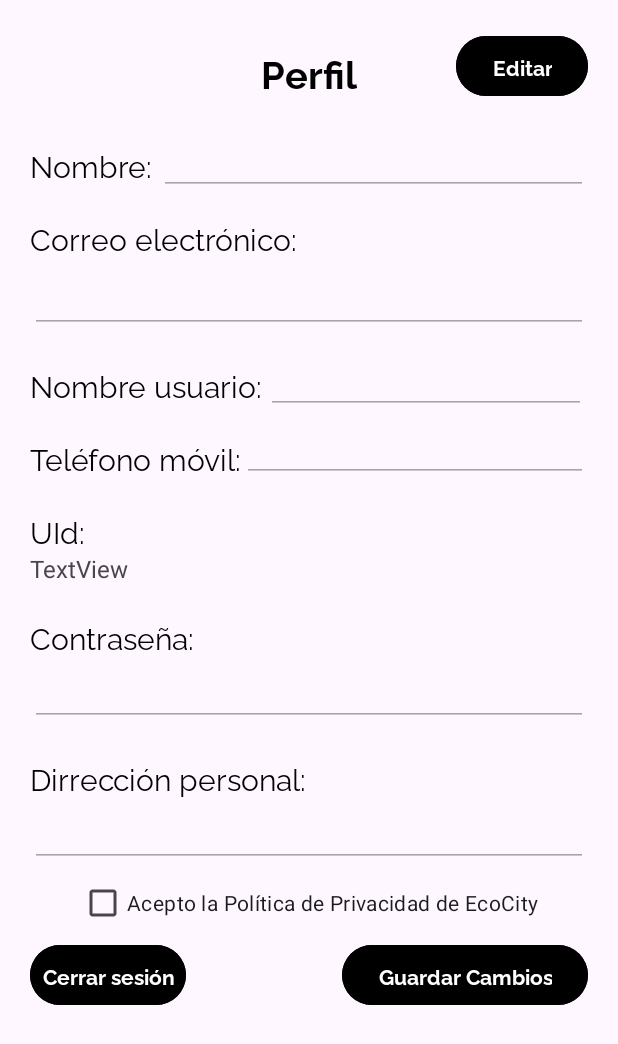
After one commit to EcoCityGti/IoT_Farola_, an Android app: the layout edicion_cuenta.xml on its own in the app's theme, with its tools: preview values and no code run, on a phone screen of 412 x 824 dp. The commit adds this screen. Shown: the top 1044 px of the screen. Run offline under Robolectric (Android 15) with nearby library versions, the phone set to English and light mode, and no system bars.

Commit message:
Editar_Usuario_v1.4

```diff
--- /dev/null
+++ b/app/src/main/res/layout/edicion_cuenta.xml
@@ -0,0 +1,256 @@
+<?xml version="1.0" encoding="utf-8"?>
+<androidx.core.widget.NestedScrollView xmlns:android="http://schemas.android.com/apk/res/android"
+    xmlns:app="http://schemas.android.com/apk/res-auto"
+    xmlns:tools="http://schemas.android.com/tools"
+    android:layout_width="match_parent"
+    android:layout_height="match_parent">
+
+    <androidx.constraintlayout.widget.ConstraintLayout
+        android:layout_width="match_parent"
+        android:layout_height="match_parent">
+
+        <EditText
+            android:id="@+id/usuario"
+            android:layout_width="wrap_content"
+            android:layout_height="40dp"
+            android:layout_marginEnd="20dp"
+            android:ems="10"
+            android:enabled="false"
+            android:inputType="text"
+            app:layout_constraintBottom_toBottomOf="@+id/textView7"
+            app:layout_constraintEnd_toEndOf="parent"
+            app:layout_constraintStart_toEndOf="@+id/textView7"
+            app:layout_constraintTop_toTopOf="@+id/textView7" />
+
+        <TextView
+            android:id="@+id/textView7"
+            style="@style/etiquetas"
+            android:layout_width="wrap_content"
+            android:layout_height="wrap_content"
+            android:layout_marginStart="20dp"
+            android:layout_marginTop="20dp"
+            android:text="Nombre usuario:"
+            app:layout_constraintStart_toStartOf="parent"
+            app:layout_constraintTop_toBottomOf="@+id/correoE" />
+
+        <TextView
+            android:id="@+id/textView2"
+            style="@style/etiquetas"
+            android:layout_width="wrap_content"
+            android:layout_height="wrap_content"
+            android:layout_marginStart="20dp"
+            android:layout_marginTop="30dp"
+            android:text="Nombre:"
+            app:layout_constraintStart_toStartOf="parent"
+            app:layout_constraintTop_toBottomOf="@+id/textView9" />
+
+        <EditText
+            android:id="@+id/nombre"
+            android:layout_width="0dp"
+            android:layout_height="40dp"
+            android:layout_marginStart="4dp"
+            android:layout_marginEnd="20dp"
+            android:ems="10"
+            android:enabled="false"
+            android:inputType="text"
+            app:layout_constraintBottom_toBottomOf="@+id/textView2"
+            app:layout_constraintEnd_toEndOf="parent"
+            app:layout_constraintStart_toEndOf="@+id/textView2"
+            app:layout_constraintTop_toTopOf="@+id/textView2" />
+
+        <TextView
+            android:id="@+id/textView5"
+            style="@style/etiquetas"
+            android:layout_width="wrap_content"
+            android:layout_height="wrap_content"
+            android:layout_marginStart="20dp"
+            android:layout_marginTop="20dp"
+            android:text="Correo electrónico:"
+            app:layout_constraintStart_toStartOf="parent"
+            app:layout_constraintTop_toBottomOf="@+id/textView2" />
+
+        <TextView
+            android:id="@+id/textView6"
+            style="@style/etiquetas"
+            android:layout_width="wrap_content"
+            android:layout_height="wrap_content"
+            android:layout_marginStart="20dp"
+            android:layout_marginTop="20dp"
+            android:text="Teléfono móvil:"
+            app:layout_constraintStart_toStartOf="parent"
+            app:layout_constraintTop_toBottomOf="@+id/textView7" />
+
+        <EditText
+            android:id="@+id/telefono"
+            android:layout_width="0dp"
+            android:layout_height="33dp"
+            android:layout_marginEnd="20dp"
+            android:ems="10"
+            android:enabled="false"
+            android:inputType="phone"
+            app:layout_constraintBottom_toBottomOf="@+id/textView6"
+            app:layout_constraintEnd_toEndOf="parent"
+            app:layout_constraintStart_toEndOf="@+id/textView6"
+            app:layout_constraintTop_toTopOf="@+id/textView6" />
+
+        <TextView
+            android:id="@+id/UId"
+            style="@style/etiquetas"
+            android:layout_width="wrap_content"
+            android:layout_height="wrap_content"
+            android:layout_marginStart="20dp"
+            android:layout_marginTop="20dp"
+            android:text="UId:"
+            app:layout_constraintStart_toStartOf="parent"
+            app:layout_constraintTop_toBottomOf="@+id/textView6" />
+
+        <TextView
+            android:id="@+id/textView8"
+            style="@style/etiquetas"
+            android:layout_width="wrap_content"
+            android:layout_height="wrap_content"
+            android:layout_marginStart="20dp"
+            android:layout_marginTop="20dp"
+            android:text="Contraseña:"
+            app:layout_constraintStart_toStartOf="parent"
+            app:layout_constraintTop_toBottomOf="@+id/Uid" />
+
+        <TextView
+            android:id="@+id/Uid"
+            android:layout_width="wrap_content"
+            android:layout_height="wrap_content"
+            android:layout_marginStart="20dp"
+            android:text="TextView"
+            android:textSize="16dp"
+            app:layout_constraintStart_toStartOf="parent"
+            app:layout_constraintTop_toBottomOf="@+id/UId" />
+
+        <Button
+            android:id="@+id/btn_cerrar_sesion1"
+            style="@style/boton"
+            android:layout_width="wrap_content"
+            android:layout_height="wrap_content"
+            android:layout_marginStart="20dp"
+            android:layout_marginTop="20dp"
+            android:padding="8dp"
+            android:text="Cerrar sesión"
+            app:layout_constraintBottom_toBottomOf="parent"
+            app:layout_constraintStart_toStartOf="parent"
+            app:layout_constraintTop_toBottomOf="@+id/postal" />
+
+        <EditText
+            android:id="@+id/correoE"
+            android:layout_width="0dp"
+            android:layout_height="40dp"
+            android:layout_marginStart="20dp"
+            android:layout_marginEnd="20dp"
+            android:layout_marginBottom="20dp"
+            android:ems="10"
+            android:enabled="false"
+            android:inputType="textEmailAddress"
+            app:layout_constraintBottom_toTopOf="@+id/textView6"
+            app:layout_constraintEnd_toEndOf="parent"
+            app:layout_constraintStart_toStartOf="parent"
+            app:layout_constraintTop_toBottomOf="@+id/textView5"
+            app:layout_constraintVertical_bias="0.16000003" />
+
+        <TextView
+            android:id="@+id/textView9"
+            style="@style/titulo"
+            android:layout_width="wrap_content"
+            android:layout_height="wrap_content"
+            android:layout_marginTop="30dp"
+            android:text="Perfil"
+            app:layout_constraintEnd_toEndOf="parent"
+            app:layout_constraintStart_toStartOf="parent"
+            app:layout_constraintTop_toTopOf="parent" />
+
+        <androidx.constraintlayout.widget.Guideline
+            android:id="@+id/guideline5"
+            android:layout_width="wrap_content"
+            android:layout_height="wrap_content"
+            android:orientation="vertical"
+            app:layout_constraintGuide_begin="390dp" />
+
+        <ImageButton
+            android:id="@+id/imageButton"
+            android:layout_width="0dp"
+            android:layout_height="0dp"
+            android:layout_marginTop="169dp"
+            app:layout_constraintBottom_toBottomOf="@+id/nombre"
+            app:layout_constraintTop_toTopOf="@+id/nombre"
+            app:srcCompat="@drawable/pencil"
+            tools:layout_editor_absoluteX="78dp" />
+
+        <EditText
+            android:id="@+id/contrasenya"
+            android:layout_width="0dp"
+            android:layout_height="wrap_content"
+            android:layout_marginStart="20dp"
+            android:layout_marginEnd="20dp"
+            android:ems="10"
+            android:enabled="false"
+            android:inputType="textPassword"
+            app:layout_constraintEnd_toEndOf="parent"
+            app:layout_constraintStart_toStartOf="parent"
+            app:layout_constraintTop_toBottomOf="@+id/textView8" />
+
+        <TextView
+            android:id="@+id/textView10"
+            style="@style/etiquetas"
+            android:layout_width="wrap_content"
+            android:layout_height="wrap_content"
+            android:layout_marginStart="20dp"
+            android:layout_marginTop="20dp"
+            android:text="Dirrección personal:"
+            app:layout_constraintStart_toStartOf="parent"
+            app:layout_constraintTop_toBottomOf="@+id/contrasenya" />
+
+        <EditText
+            android:id="@+id/postal"
+            android:layout_width="0dp"
+            android:layout_height="wrap_content"
+            android:layout_marginStart="20dp"
+            android:layout_marginEnd="20dp"
+            android:ems="10"
+            android:enabled="false"
+            android:inputType="textPostalAddress"
+            app:layout_constraintEnd_toEndOf="parent"
+            app:layout_constraintStart_toStartOf="parent"
+            app:layout_constraintTop_toBottomOf="@+id/textView10" />
+
+        <Button
+            android:id="@+id/Guardar"
+            style="@style/boton"
+            android:layout_width="wrap_content"
+            android:layout_height="wrap_content"
+            android:layout_marginTop="20dp"
+            android:layout_marginEnd="20dp"
+            android:text="Guardar Cambios"
+            app:layout_constraintBottom_toBottomOf="parent"
+            app:layout_constraintEnd_toEndOf="parent"
+            app:layout_constraintTop_toBottomOf="@+id/postal" />
+
+        <CheckBox
+            android:id="@+id/checkBox"
+            android:layout_width="wrap_content"
+            android:layout_height="wrap_content"
+            android:text="Acepto la Política de Privacidad de EcoCity"
+            app:layout_constraintBottom_toTopOf="@+id/Guardar"
+            app:layout_constraintEnd_toEndOf="parent"
+            app:layout_constraintStart_toStartOf="parent"
+            app:layout_constraintTop_toBottomOf="@+id/postal" />
+
+        <Button
+            android:id="@+id/toggleButton"
+            style="@style/boton"
+            android:layout_width="wrap_content"
+            android:layout_height="wrap_content"
+            android:layout_marginTop="20dp"
+            android:layout_marginEnd="20dp"
+            android:text="Editar"
+            app:layout_constraintEnd_toEndOf="parent"
+            app:layout_constraintTop_toTopOf="parent" />
+
+    </androidx.constraintlayout.widget.ConstraintLayout>
+</androidx.core.widget.NestedScrollView>
--- a/app/src/main/res/layout/tabs_barra_mapalista.xml
+++ b/app/src/main/res/layout/tabs_barra_mapalista.xml
@@ -9,8 +9,10 @@
         android:id="@+id/tabLayout"
         android:layout_width="409dp"
         android:layout_height="wrap_content"
-        tools:layout_editor_absoluteX="1dp"
-        tools:layout_editor_absoluteY="114dp">
+        android:layout_marginTop="150dp"
+        app:layout_constraintEnd_toEndOf="parent"
+        app:layout_constraintStart_toStartOf="parent"
+        app:layout_constraintTop_toTopOf="parent">
 
         <com.google.android.material.tabs.TabItem
             android:layout_width="wrap_content"
```
